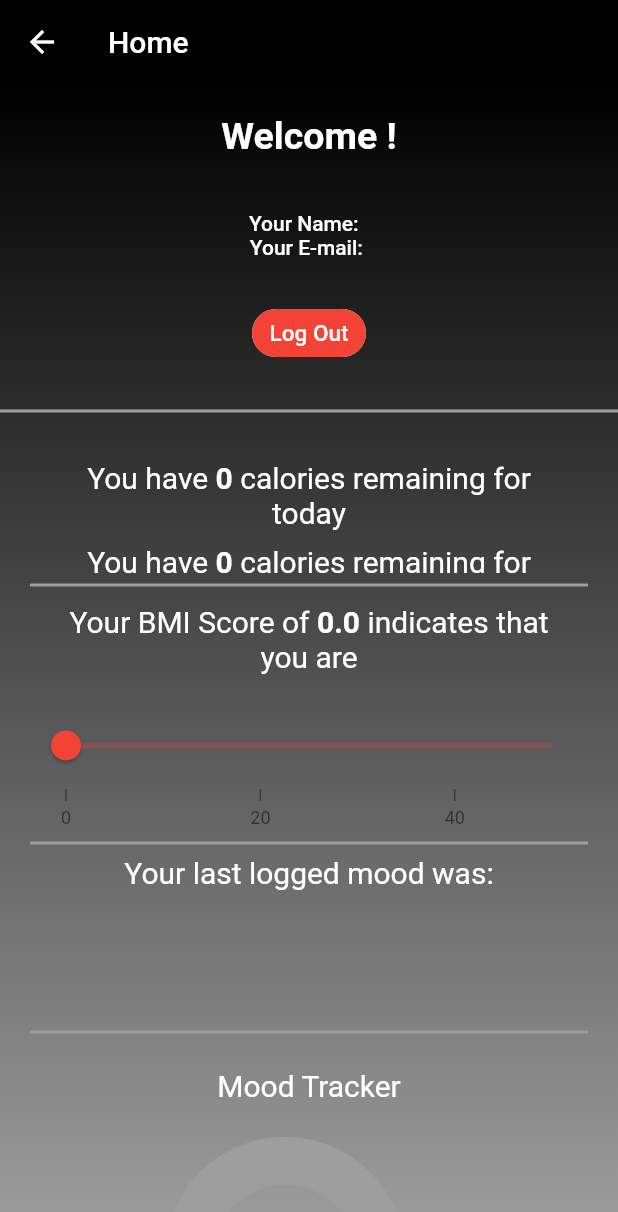
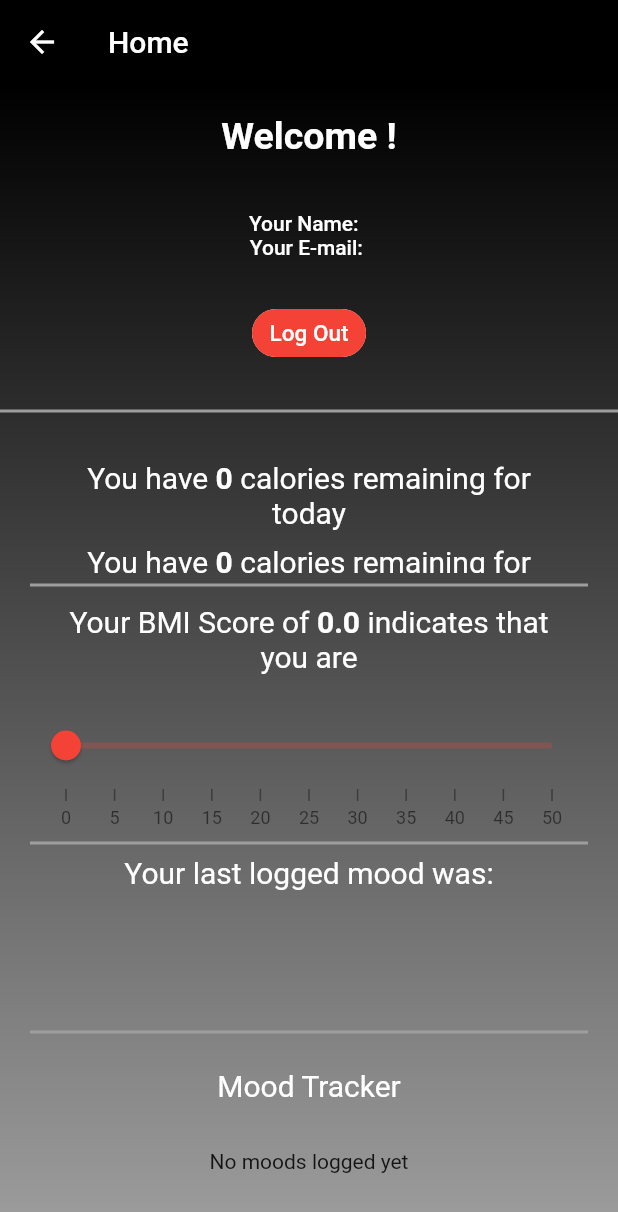
Before and after one commit to c-mongan/Qualife, a Flutter app: the HomeScreen screen opened directly, item 4 of the bottom bar chosen, after a tap on "Home", on a phone screen of 412 x 824 dp. Shown: the top 1212 px of the screen. Run offline on Flutter 3.47's test engine with Material 2 defaults, Android fonts, the phone set to English and light mode, and no system bars; drawn by our look-alikes of pie_chart, syncfusion_flutter_sliders; our stand-ins replace charts_flutter, cloud_firestore, firebase_auth, firebase_core, fl_chart, flutter_speed_dial and 7 more; missing offline and left inert: flutter_barcode_scanner, flutter_material_pickers, openfoodfacts, syncfusion_flutter_core; accounts and stored records are empty.

Commit message:
Fixed PieChart issue
App no longer crashes when moods haven't been logged

```diff
--- a/health_app_fyp/lib/MoodTracker/original/ListOfMoods.dart
+++ b/health_app_fyp/lib/MoodTracker/original/ListOfMoods.dart
@@ -7,13 +7,14 @@ import 'package:health_app_fyp/MoodTracker/moodIcon.dart';
 import 'package:health_app_fyp/MoodTracker/original/MoodHome.dart';
 import 'package:health_app_fyp/model/user_data.dart';
 import 'package:health_app_fyp/screens/chart.dart';
-import 'package:health_app_fyp/screens/home_screen.dart';
 import 'package:material_design_icons_flutter/material_design_icons_flutter.dart';
 import 'package:visibility_detector/visibility_detector.dart';
 
 import '../../BMR+BMR/colors&fonts.dart';
 
 class ListMoods extends StatefulWidget {
+  const ListMoods({Key? key}) : super(key: key);
+
   @override
   _MyTestState createState() => _MyTestState();
   static String id = 'ListMoods';
@@ -175,32 +176,11 @@ class _MyTestState extends State<ListMoods> {
                     // Colors.orange,
                   ], begin: Alignment.topCenter, end: Alignment.bottomCenter)),
               child: Column(children: [
-                // Container(
-                //   height: 100.0,
-                // const Text('Mood Tracker',
-                //     style: TextStyle(
-                //       fontSize: 30.0,
-                //       color: Colors.white,
-                //       fontWeight: FontWeight.w600,
-
-                //       // style: TextStyle(
-                //       //     fontStyle: FontStyle.normal,
-                //       //     fontWeight: FontWeight.bold
-                //     )),
-
                 const SizedBox(
                   width: 5,
                 ),
-                const Icon(Icons.insert_emoticon, color: Colors.white, size: 40)
-
-                // child: Text("Mood Tracker",
-                //     style: const TextStyle(
-                //       fontSize: 30.0,
-                //       color: Colors.white,
-                //       fontWeight: FontWeight.w600,
-                //     )),
-
-                ,
+                const Icon(Icons.insert_emoticon,
+                    color: Colors.white, size: 40),
                 Expanded(
                     child: Container(
                         height: 400.0,
@@ -226,9 +206,7 @@ class _MyTestState extends State<ListMoods> {
                                 Map<String, dynamic> data =
                                     document.data()! as Map<String, dynamic>;
                                 return ListTile(
-                                    leading:
-                                        // const Icon(Icons.mood),
-                                        DisplayMoodIcon(
+                                    leading: DisplayMoodIcon(
                                       image: data['Icon'],
                                     ),
                                     isThreeLine: true,
@@ -258,7 +236,8 @@ class _MyTestState extends State<ListMoods> {
                                         color: Colors.white,
                                         fontWeight: FontWeight.w600,
                                       ),
-                                    ));
+                                    ),
+                                    trailing: Icon(Icons.line_weight));
                               }).toList(),
                             );
                           },
@@ -275,7 +254,7 @@ class _MyTestState extends State<ListMoods> {
                       Navigator.push(
                         context,
                         MaterialPageRoute(
-                          builder: (context) => ChartSlider(),
+                          builder: (context) => const ChartSlider(),
                         ),
                       );
                     }
@@ -487,8 +466,6 @@ class _MyTestState extends State<ListMoods> {
             'Cals': removeLastFoodsCalories,
             'DateTime': inputTime,
           });
-
-          // getNumOfFoodsToday();
         });
       });
     });
--- a/health_app_fyp/lib/MoodTracker/original/MoodHome.dart
+++ b/health_app_fyp/lib/MoodTracker/original/MoodHome.dart
@@ -1,5 +1,6 @@
 import 'package:flutter/material.dart';
 import 'package:flutter_speed_dial/flutter_speed_dial.dart';
+import 'package:health_app_fyp/ExampleMood/screens/homepage.dart';
 import 'package:health_app_fyp/MoodTracker/original/MoodHome.dart';
 import 'package:health_app_fyp/MoodTracker/original/start.dart';
 import 'package:intl/intl.dart';
@@ -70,6 +71,7 @@ class MyAppState extends State<MoodHome> {
       appBar: AppBar(
         title: const Text('Select Date'),
       ),
+      //bottomNavigationBar: HomeScreen(),
       body: Stack(
         children: <Widget>[
           Positioned(
--- a/health_app_fyp/lib/MoodTracker/original/start.dart
+++ b/health_app_fyp/lib/MoodTracker/original/start.dart
@@ -7,8 +7,7 @@ import 'package:health_app_fyp/ExampleMood/models/moodcard.dart';
 import 'package:health_app_fyp/ExampleMood/widgets/activity.dart';
 import 'package:health_app_fyp/ExampleMood/widgets/moodicon.dart';
 import 'package:health_app_fyp/MoodTracker/original/ListOfMoods.dart';
-import 'package:health_app_fyp/screens/home_screen.dart';
-import 'package:intl/intl.dart';
+
 
 class StartPage extends StatefulWidget {
   final String selectedDate;
@@ -26,7 +25,7 @@ class _StartPageState extends State<StartPage> {
   //_StartPageState(this.selectedDate);
 
   late MoodCard moodCard;
-  late String mood;
+   String? mood;
   late String image;
   late String datepicked;
   late String timepicked;
@@ -77,6 +76,7 @@ class _StartPageState extends State<StartPage> {
     return Scaffold(
         appBar: AppBar(
             elevation: 0,
+
             title: Row(
               mainAxisAlignment: MainAxisAlignment.center,
               children: [
@@ -92,6 +92,8 @@ class _StartPageState extends State<StartPage> {
               ],
             ),
             backgroundColor: Colors.red),
+
+            // bottomNavigationBar: HomeScreen(),
         body: Container(
             width: MediaQuery.of(context).size.width,
             height: MediaQuery.of(context).size.height,
@@ -420,6 +422,45 @@ class _StartPageState extends State<StartPage> {
                         'Icon': image
                       });
 
+    //                   Mood('assets/smile.png', 'Happy', false),   6
+    // Mood('assets/sad.png', 'Sad', false), 1
+    // Mood('assets/angry.png', 'Angry', false), 4
+    // Mood('assets/surprised.png', 'Surprised', false), 5
+    // Mood('assets/stressed.png', 'Stressed', false), 2
+    // Mood('assets/scared.png', 'Panicked', false) 3
+
+  //  switch(mood) {
+  //     case "Happy": {  print("Happy");
+
+  //      FirebaseFirestore.instance
+  //                         .collection('MoodCount')
+  //                         .add({
+  //                       'userID': uid,
+  //                       'DateOfMood': widget.selectedDate,
+  //                       'TimeOfMood': time,
+  //                       'Mood': mood,
+  //                       'Activities': list,
+  //                       'DateTime': DateTime.parse(widget.selectedDate),
+  //                       'Icon': image
+  //                     });
+
+
+  //      }
+  //     break;
+
+  //     case "B": {  print("Good"); }
+  //     break;
+
+  //     case "C": {  print("Fair"); }
+  //     break;
+
+  //     case "D": {  print("Poor"); }
+  //     break;
+
+  //     default: { print("Invalid choice"); }
+  //     break;
+  //  }
+
                       Navigator.push(
                           context,
                           MaterialPageRoute(
--- a/health_app_fyp/lib/screens/chart.dart
+++ b/health_app_fyp/lib/screens/chart.dart
@@ -13,6 +13,7 @@ import 'package:visibility_detector/visibility_detector.dart';
 import 'package:syncfusion_flutter_core/theme.dart';
 import 'package:pie_chart/pie_chart.dart';
 
+import '../ExampleMood/models/mood.dart';
 import '../model/user_model.dart';
 
 class ChartSlider extends StatefulWidget {
@@ -36,6 +37,14 @@ class _ChartState extends State<ChartSlider> {
   late List<num> _yValues;
   List<double> _xPointValues = <double>[];
   List<double> _yPointValues = <double>[];
+
+  // isMoodsListEmpty(bool empty) {
+  //   if (empty == true) {
+  //     return true;
+  //   } else {
+  //     return false;
+  //   }
+  // }
 
   TooltipBehavior? _tooltipBehavior;
   @override
@@ -70,9 +79,10 @@ class _ChartState extends State<ChartSlider> {
         .get()
         .then((value) {
       loggedInUser = UserModel.fromMap(value.data());
+//////////////////////////////////////
 
+      ////////////////////////////////
       if (mounted) {
-
         getDataFromFireStore().then((results) {
           SchedulerBinding.instance!.addPostFrameCallback((timeStamp) {
             setState(() {});
@@ -89,8 +99,6 @@ class _ChartState extends State<ChartSlider> {
 
   List<_ChartData> chartData = <_ChartData>[];
   Map<String, double> getMoodData() {
-
-
     Map<String, double> catMap = {};
 
     for (var item in _moods) {
@@ -136,7 +144,6 @@ class _ChartState extends State<ChartSlider> {
       chartType: ChartType.ring,
       chartRadius: MediaQuery.of(context).size.width / 3.2,
       ringStrokeWidth: 32,
-
       chartLegendSpacing: 32,
       chartValuesOptions: const ChartValuesOptions(
           decimalPlaces: 0,
@@ -151,7 +158,6 @@ class _ChartState extends State<ChartSlider> {
           showLegendsInRow: false,
           showLegends: true,
           legendShape: BoxShape.rectangle,
-
           legendTextStyle: TextStyle(
             fontWeight: FontWeight.bold,
             color: Colors.black,
@@ -196,7 +202,8 @@ class _ChartState extends State<ChartSlider> {
       .where('userID', isEqualTo: FirebaseAuth.instance.currentUser!.uid)
       .snapshots();
 
-  void getExpfromSanapshot(snapshot) {
+  void getMoodsListfromSnapshot(snapshot) {
+    // void getMoodsListfromSnapshot(snapshot) {
     if (snapshot.docs.isNotEmpty) {
       _moods = [];
       for (int i = 0; i < snapshot.docs.length; i++) {
@@ -205,6 +212,20 @@ class _ChartState extends State<ChartSlider> {
         Mood emotion = Mood.fromJson(a.data());
         _moods.add(emotion);
 
+        //     return true;
+        //   }
+        // } else if (snapshot.docs.isNotEmpty) {
+        //   _moods = [];
+        //   for (int i = 0; i < snapshot.docs.length; i++) {
+        //     var a = snapshot.docs[i];
+
+        //     Mood emotion = Mood.fromJson(a.data());
+        //     _moods.add(emotion);
+
+        //     return false;
+        //   }
+        // }
+        // return false;
       }
     }
   }
@@ -213,6 +234,7 @@ class _ChartState extends State<ChartSlider> {
     await getbmiScore();
     await getBMITextResult();
     await getLatestMood();
+    //await  pieChartExampleOne();
   }
 
   double gotbmiScore = 0;
@@ -221,7 +243,6 @@ class _ChartState extends State<ChartSlider> {
   Color inactiveColor = Colors.white;
   String bmiResultText = "";
   String moodNameText = "";
-
 
   final double _max = 100.0;
   double _value = 60.0;
@@ -237,11 +258,9 @@ class _ChartState extends State<ChartSlider> {
           .where('userID', isEqualTo: FirebaseAuth.instance.currentUser!.uid)
           .get();
       for (var name in bmiData.docs) {
-
         bmiScore = bmiData.docs[0].get("bmiScore");
 
         double gotbmiScore = bmiScore;
-
 
         setState(() {
           gotbmiScore = bmiScore;
@@ -283,13 +302,9 @@ class _ChartState extends State<ChartSlider> {
           .where("userID", isEqualTo: FirebaseAuth.instance.currentUser!.uid)
           .get();
       for (var bmiInterpretation in latestBmiResult.docs) {
-
         bmiResultText = latestBmiResult.docs[0].get("result");
 
-
-
         String FirestoreBmiTxtResult = bmiResultText;
-
 
         setBMIResult();
 
@@ -315,17 +330,24 @@ class _ChartState extends State<ChartSlider> {
           .where("userID", isEqualTo: FirebaseAuth.instance.currentUser!.uid)
           .get();
 
+      // if (latestMoodName != null) {
       for (var moodName in latestMoodName.docs) {
         moodNameText = latestMoodName.docs[0].get("Mood");
 
+        // if (moodNameText == " ") {
+        //   bool empty = true;
+
+        //   isMoodsListEmpty(empty);
+        // }
 
         String FirestoreMoodText = moodNameText;
-
 
         setMoodResult();
 
         return FirestoreMoodText;
       }
+      // }
+
       return moodNameText;
     } catch (Exc) {
       print(Exc);
@@ -385,15 +407,10 @@ class _ChartState extends State<ChartSlider> {
                 width: MediaQuery.of(context).size.width,
                 height: MediaQuery.of(context).size.height,
                 decoration: const BoxDecoration(
-                    gradient: LinearGradient(
-
-                        colors: [
+                    gradient: LinearGradient(colors: [
                   Colors.black,
                   Colors.grey,
-
-                    ],
-                        begin: Alignment.topCenter,
-                        end: Alignment.bottomCenter)),
+                ], begin: Alignment.topCenter, end: Alignment.bottomCenter)),
                 child: SingleChildScrollView(
                     // <-- wrap this around
                     child: Column(children: <Widget>[
@@ -417,8 +434,6 @@ class _ChartState extends State<ChartSlider> {
                           const SizedBox(
                             height: 15,
                           ),
-
-
                           const SizedBox(
                             height: 25,
                           ),
@@ -459,7 +474,6 @@ class _ChartState extends State<ChartSlider> {
                             SizedBox(
                                 height: 80.0,
                                 child: StreamBuilder<QuerySnapshot>(
-
                                   stream: CalsStream,
                                   builder: (BuildContext context,
                                       AsyncSnapshot<QuerySnapshot> snapshot) {
@@ -473,7 +487,6 @@ class _ChartState extends State<ChartSlider> {
                                     }
 
                                     return ListView(
-
                                       children: snapshot.data!.docs
                                           .map((DocumentSnapshot document) {
                                         Map<String, dynamic> data = document
@@ -491,7 +504,6 @@ class _ChartState extends State<ChartSlider> {
                                             TextSpan(
                                                 text: data[('Cals')]
                                                     .toStringAsFixed(0),
-
                                                 style: const TextStyle(
                                                     color: Colors.white,
                                                     fontSize: 20,
@@ -505,9 +517,7 @@ class _ChartState extends State<ChartSlider> {
                                                   color: Colors.white,
                                                 )),
                                           ]),
-                                        ))
-
-                                            ;
+                                        ));
                                       }).toList(),
                                     );
                                   },
@@ -522,7 +532,7 @@ class _ChartState extends State<ChartSlider> {
                               text: TextSpan(children: <TextSpan>[
                                 const TextSpan(
                                     text: "Your BMI Score of ",
-                                    style:  TextStyle(
+                                    style: TextStyle(
                                         color: Colors.white, fontSize: 20)),
                                 TextSpan(
                                     text: bmiScore.toStringAsFixed(1),
@@ -532,7 +542,7 @@ class _ChartState extends State<ChartSlider> {
                                         fontWeight: FontWeight.bold)),
                                 const TextSpan(
                                     text: " indicates that you are ",
-                                    style:  TextStyle(
+                                    style: TextStyle(
                                       fontSize: 20,
                                       color: Colors.white,
                                     )),
@@ -561,10 +571,8 @@ class _ChartState extends State<ChartSlider> {
                                     thumbRadius: 15,
                                     thumbStrokeWidth: 2,
                                     thumbStrokeColor: activeColor,
-
                                     activeTrackColor: activeColor,
                                     inactiveTrackColor: inactiveColor,
-
                                   ),
                                   child: SfSlider(
                                     thumbIcon: Icon(
@@ -574,12 +582,10 @@ class _ChartState extends State<ChartSlider> {
                                     min: 0,
                                     max: 50,
                                     value: bmiScore,
-                                    interval: 20.0,
+                                    interval: 5,
                                     showLabels: true,
                                     showTicks: true,
-                                    onChanged:
-
-                                        (bmiScore) {
+                                    onChanged: (bmiScore) {
                                       setState(() {
                                         bmiScore = bmiScore;
                                       });
@@ -595,9 +601,6 @@ class _ChartState extends State<ChartSlider> {
                                 child: Text("Your last logged mood was:",
                                     style: TextStyle(
                                         color: Colors.white, fontSize: 20))),
-
-
-
                             SizedBox(
                                 height: 60,
                                 child: StreamBuilder<QuerySnapshot>(
@@ -621,9 +624,7 @@ class _ChartState extends State<ChartSlider> {
                                         Map<String, dynamic> data = document
                                             .data()! as Map<String, dynamic>;
                                         return ListTile(
-                                            leading:
-
-                                                DisplayMoodIcon(
+                                            leading: DisplayMoodIcon(
                                               image: data['Icon'],
                                             ),
                                             isThreeLine: true,
@@ -636,7 +637,6 @@ class _ChartState extends State<ChartSlider> {
                                               ),
                                             ),
                                             subtitle: Text(
-
                                               data['Activities']
                                                       .toString()
                                                       .substring(
@@ -648,7 +648,6 @@ class _ChartState extends State<ChartSlider> {
                                                   "             " +
                                                   data['DateOfMood'] +
                                                   " " +
-
                                                   data['TimeOfMood'],
                                               style: const TextStyle(
                                                 fontSize: 10.0,
@@ -660,7 +659,6 @@ class _ChartState extends State<ChartSlider> {
                                     );
                                   },
                                 )),
-
                             const SizedBox(height: 20),
                             const Divider(
                               color: Colors.grey,
@@ -679,7 +677,6 @@ class _ChartState extends State<ChartSlider> {
                                 ]),
                               )),
                             ),
-
                             Column(
                               mainAxisAlignment: MainAxisAlignment.center,
                               crossAxisAlignment: CrossAxisAlignment.center,
@@ -691,20 +688,32 @@ class _ChartState extends State<ChartSlider> {
                                     stream: expStream,
                                     builder: (context, snapshot) {
                                       if (snapshot.hasError) {
-                                      return const Text("something went wrong");
+                                        return const Text(
+                                            "something went wrong");
                                       }
                                       if (snapshot.connectionState ==
                                           ConnectionState.waiting) {
                                         return const CircularProgressIndicator();
                                       }
+
+                                      if (snapshot.data == null) {
+                                        return const Text("Empty List Error");
+                                      } else {
                                         final data = snapshot.requireData;
 
-                                    getExpfromSanapshot(data);
+                                        getMoodsListfromSnapshot(data);
 
+                                        getLatestMood();
+
+                                        print(moodNameText);
+                                        if (moodNameText != "") {
                                           return pieChartExampleOne();
-
-                                  },
-                                ),
+                                        } else {
+                                          return const Text(
+                                              "No moods logged yet");
+                                        }
+                                      }
+                                    }),
                               ],
                             ),
                             const SizedBox(
@@ -714,7 +723,6 @@ class _ChartState extends State<ChartSlider> {
                               color: Colors.grey,
                               thickness: 2,
                             ),
-
                             SfCartesianChart(
                                 title: ChartTitle(
                                     text: 'BMI over time',
@@ -724,9 +732,11 @@ class _ChartState extends State<ChartSlider> {
                                     isVisible: true,
                                     overflowMode: LegendItemOverflowMode.wrap),
                                 primaryXAxis: DateTimeAxis(
-
-
-
+                                  // edgeLabelPlacement: EdgeLabelPlacement.shift,
+                                  // dateFormat: DateFormat.yMMM(),
+                                  dateFormat: DateFormat('dd/MM'),
+                                  intervalType: DateTimeIntervalType.days,
+                                  interval: 14,
                                 ),
                                 primaryYAxis: NumericAxis(),
                                 series: <ChartSeries<_ChartData, DateTime>>[
@@ -748,8 +758,8 @@ class _ChartState extends State<ChartSlider> {
                     primaryXAxis: DateTimeAxis(
                       edgeLabelPlacement: EdgeLabelPlacement.shift,
                       dateFormat: DateFormat.yMMM(),
-                      intervalType: DateTimeIntervalType.days,
-                      interval: 1,
+                      intervalType: DateTimeIntervalType.months,
+                      interval: 3,
                     ),
                     primaryYAxis: NumericAxis(
                         labelFormat: '{value}',
@@ -767,7 +777,18 @@ class _ChartState extends State<ChartSlider> {
                       ),
                     ],
                     tooltipBehavior: _tooltipBehavior,
-                  )
+                  ),
+                  // SfCircularChart(series: <CircularSeries>[
+                  //   PieSeries<_ChartData, String>(
+                  //       dataSource: chartData,
+                  //       xValueMapper: (_ChartData data, _) => data.y.toString(),
+                  //       yValueMapper: (_ChartData data, _) => data.y,
+                  //       // Radius of pie
+                  //       radius: '50%',
+                  //       dataLabelSettings: const DataLabelSettings(
+                  //           // Renders the data label
+                  //           isVisible: true))
+                  // ])
                 ])))));
   }
 }
--- a/health_app_fyp/lib/screens/landpage.dart
+++ b/health_app_fyp/lib/screens/landpage.dart
@@ -149,7 +149,14 @@ class _HomeScreenState extends State<HomeScreen> {
       ),
 //bottomNavigationBar:
 
-      bottomNavigationBar: BottomNavigationBar(
+      bottomNavigationBar:
+      CustomNavBar(),
+    );
+    // });
+  }
+
+  BottomNavigationBar CustomNavBar() {
+    return BottomNavigationBar(
       //type: BottomNavigationBarType.fixed, For less dynamic
       currentIndex: currentIndex,
       selectedItemColor: Colors.white,
@@ -210,9 +217,7 @@ class _HomeScreenState extends State<HomeScreen> {
           backgroundColor: Colors.blue,
         ),
       ],
-      ),
     );
-    // });
   }
 
   Future<void> logout(BuildContext context) async {
--- /dev/null
+++ b/health_app_fyp/lib/screens/screens.dart
@@ -0,0 +1 @@
+export 'chart.dart';
--- a/health_app_fyp/pubspec.yaml
+++ b/health_app_fyp/pubspec.yaml
@@ -67,6 +67,8 @@ dependencies:
   syncfusion_flutter_calendar: ^19.1.58
   pie_chart: ^5.1.0
   flutter_xlider: ^3.4.0
+  shared_preferences: ^2.0.13
+  get: ^4.6.1
 
 
 
```
Also changed, not shown: health_app_fyp/lib/main.dart (+1 -10 lines), health_app_fyp/lib/screens/register_screen.dart (+9 -0 lines), health_app_fyp/lib/widgets/customnavbar.dart (added, +49 -0 lines), health_app_fyp/pubspec.lock. Lines whose indentation alone changed are shown as unchanged.
